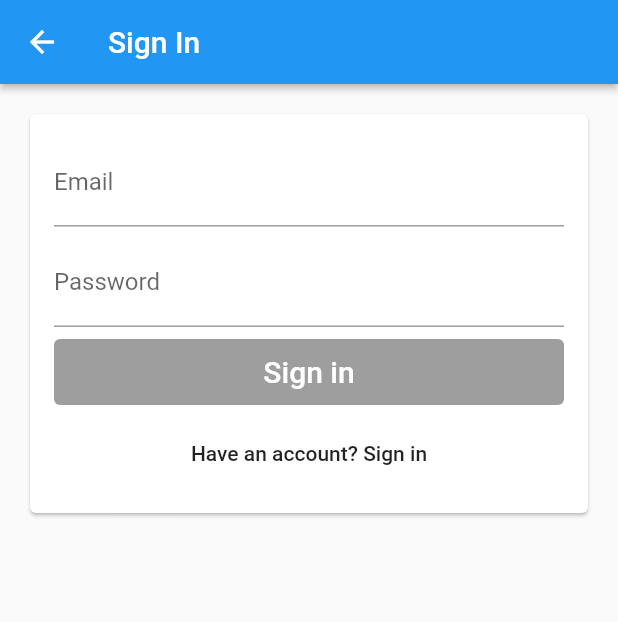
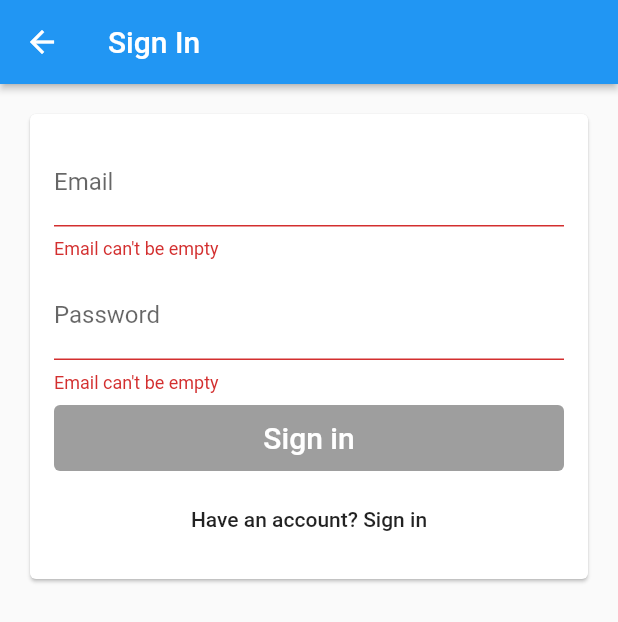
Before and after one commit to khanhluong/time_tracker_flutter, a Flutter app: the EmailSignInPage screen opened directly with empty values, on a phone screen of 412 x 824 dp. Shown: the top 622 px of the screen. Run offline on Flutter 3.47's test engine with Material 2 defaults, Android fonts, the phone set to English and light mode, and no system bars; our stand-ins replace firebase_auth, firebase_core, google_sign_in; missing offline and left inert: flutter_login_facebook; accounts and stored records are empty.

Commit message:
check email & password is valid.

```diff
--- a/lib/screens/sign_in/email_sign_in_form.dart
+++ b/lib/screens/sign_in/email_sign_in_form.dart
@@ -86,12 +86,14 @@ class _EmailSignInFormState extends State<EmailSignInForm> {
   }
 
   TextField _buildEmailTextField() {
+    bool emailValid = widget.emailValidator.isValid(_email);
     return TextField(
       controller: _emailController,
       focusNode: _emailFocusNode,
       decoration: InputDecoration(
         labelText: 'Email',
         hintText: 'test@test.com',
+        errorText: emailValid ? null : widget.inValidEmailText,
       ),
       autocorrect: false,
       keyboardType: TextInputType.emailAddress,
@@ -102,11 +104,13 @@ class _EmailSignInFormState extends State<EmailSignInForm> {
   }
 
   TextField _buildPasswordTextField() {
+    bool emailPassword = widget.passwordValidator.isValid(_password);
     return TextField(
       controller: _passwordController,
       focusNode: _passwordFocusNode,
       decoration: InputDecoration(
         labelText: 'Password',
+        errorText: emailPassword ? null : widget.inValidEmailText,
       ),
       obscureText: true,
       textInputAction: TextInputAction.done,
--- a/lib/screens/sign_in/validators.dart
+++ b/lib/screens/sign_in/validators.dart
@@ -12,4 +12,6 @@ class NonEmptyStringValidator implements StringValidator {
 class EmailAndPasswordValidators {
   final StringValidator emailValidator = NonEmptyStringValidator();
   final StringValidator passwordValidator = NonEmptyStringValidator();
+  final String inValidEmailText = 'Email can\'t be empty';
+  final String inValidPasswordText = 'Password can\'t be empty';
 }
```
